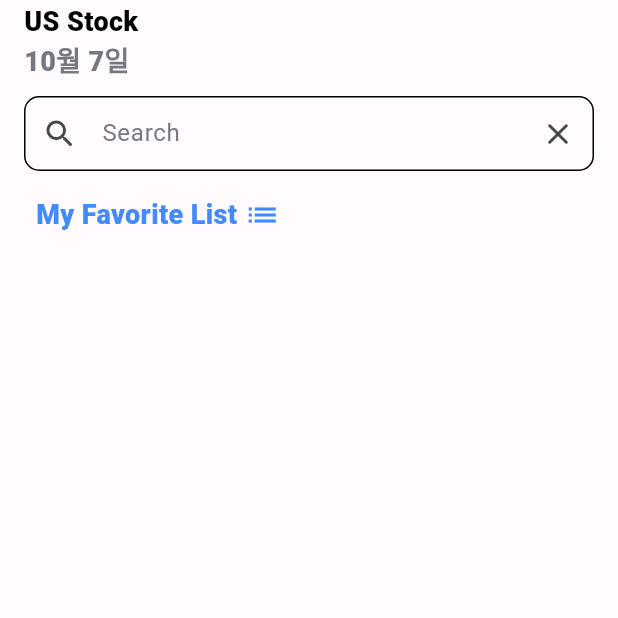
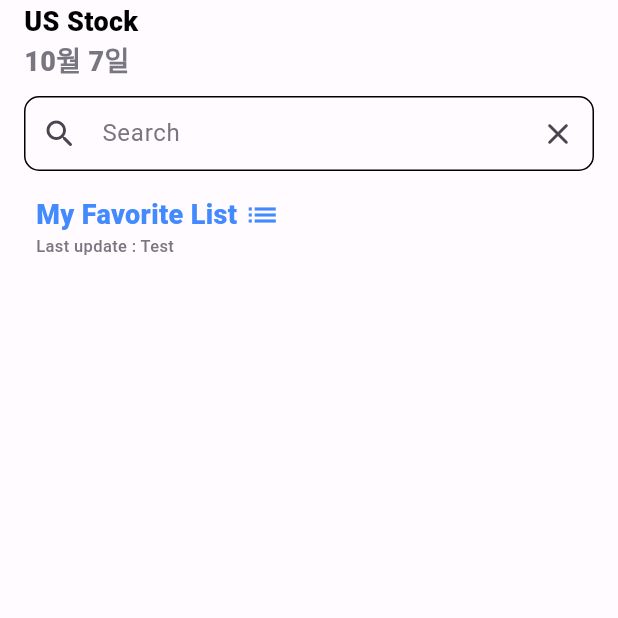
Before and after one commit to andyanappdev/Stock-Search-Flutter, a Flutter app: the screen it shows after launch, on a phone screen of 412 x 824 dp, the top half of it. Run offline on Flutter 3.47's test engine with Material 2 defaults, Android fonts, the phone set to English and light mode, and no system bars; our stand-ins replace csv, flutter_dotenv, freezed_annotation, go_router, hive, hive_flutter; accounts and stored records are empty; generated files the repository leaves out were written again; Roboto replaces fonts that are missing (HelevticalNenu).

Commit message:
<chore>(FavoriteEntity): Remove Unneeded code

```diff
--- a/lib/data/data_source/local/favorite_entity.dart
+++ b/lib/data/data_source/local/favorite_entity.dart
@@ -6,7 +6,7 @@ part 'favorite_entity.g.dart';
 /// Hive에 저장될 Entity class (객체로 저장할 데이터)
 @HiveType(typeId: 1)
 class FavoriteEntity extends HiveObject {
-  @HiveField(0, defaultValue: [])
+  @HiveField(0)
   List<CompanyEntity> favoriteCompanyList;
   DateTime updateTime;
 
--- a/lib/presentation/main/main_screen.dart
+++ b/lib/presentation/main/main_screen.dart
@@ -134,7 +134,10 @@ class _MainScreenState extends State<MainScreen> {
       alignment: Alignment.centerLeft,
       padding: const EdgeInsets.symmetric(horizontal: 24.0, vertical: 8.0),
       child: GestureDetector(
-        child: const Row(
+        child: Column(
+          crossAxisAlignment: CrossAxisAlignment.start,
+          children: [
+            const Row(
               children: [
                 Text(
                   'My Favorite List ',
@@ -147,6 +150,15 @@ class _MainScreenState extends State<MainScreen> {
                 Icon(
                   Icons.list,
                   color: Colors.blueAccent,
+                ),
+              ],
+            ),
+            Text('Last update : Test',
+              style: TextStyle(
+                fontSize: 11,
+                fontWeight: FontWeight.w500,
+                color: Theme.of(context).colorScheme.outline,
+              ),
             ),
           ],
         ),
```
Lines whose indentation alone changed are shown as unchanged.
